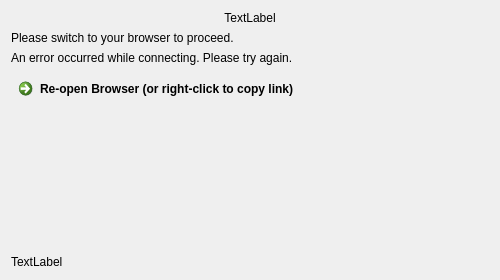
Above: src/gui/wizard/flow2authwidget.ui from nextcloud/desktop before the change. Below: the same form after it.
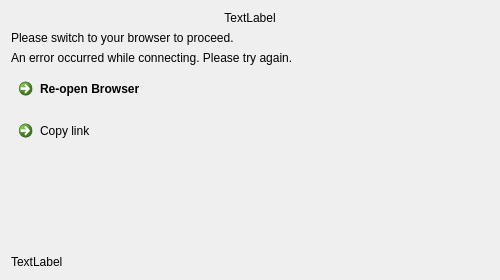
That is the form after the change.

Commit message:
Qt5.5 compatiblity patch for login flow V2 + UI improvment
Removes the right-click function for the "Re-open browser" buttons because
they are not intuitive for the user.

Adds a dedicated "Copy link" button.

Implements Qt 5.5 fixes based on: https://github.com/nextcloud/desktop/pull/1392

The edit to the form file:
```diff
--- a/src/gui/wizard/flow2authwidget.ui
+++ b/src/gui/wizard/flow2authwidget.ui
@@ -65,7 +65,20 @@
    <item>
     <widget class="QCommandLinkButton" name="openLinkButton">
      <property name="text">
-      <string>Re-open Browser (or right-click to copy link)</string>
+      <string>Re-open Browser</string>
+     </property>
+    </widget>
+   </item>
+   <item>
+    <widget class="QCommandLinkButton" name="copyLinkButton">
+     <property name="font">
+      <font>
+       <weight>50</weight>
+       <bold>false</bold>
+      </font>
+     </property>
+     <property name="text">
+      <string>Copy link</string>
      </property>
     </widget>
    </item>
```
The commit also changes 8 other files.
